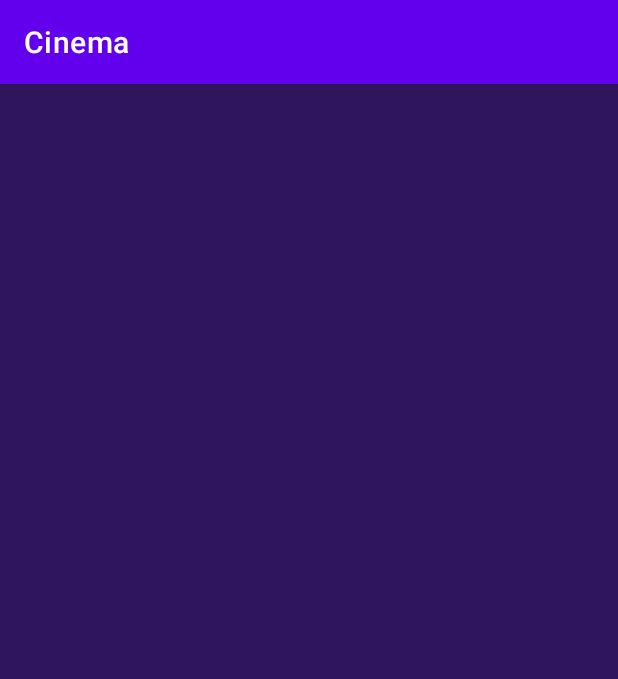
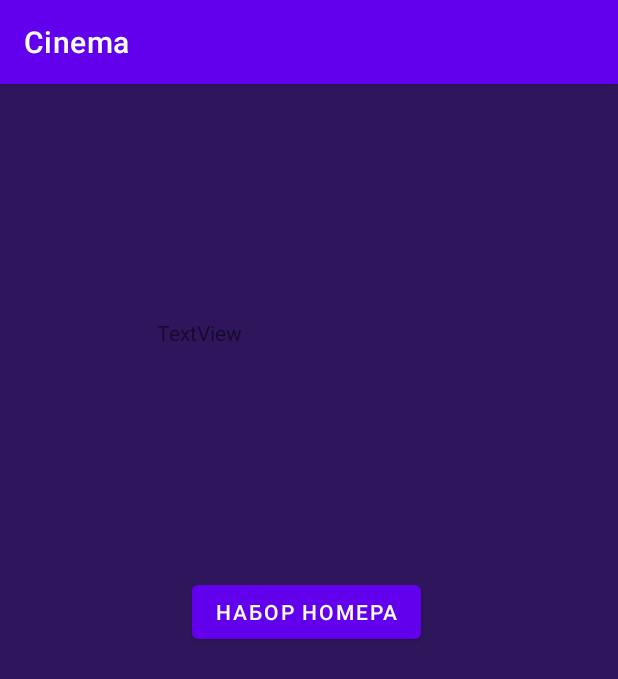
Before and after one commit to AlenaUl18/Fragment, an Android app: the BlankFragment3 screen opened through its navigation route, on a phone screen of 412 x 824 dp. Shown: the top 679 px of the screen. Run offline under Robolectric (Android 15) with nearby library versions, the phone set to English and light mode, and no system bars.

Commit message:
Передача данных

```diff
--- a/app/src/main/AndroidManifest.xml
+++ b/app/src/main/AndroidManifest.xml
@@ -20,6 +20,11 @@
             android:name=".MainActivity"
             android:exported="true">
             <intent-filter>
+                <action android:name="android.intent.action.SEND" />
+                <category android:name="android.intent.category.DEFAULT" />
+                <data android:mimeType="text/*" />
+            </intent-filter>
+            <intent-filter>
                 <action android:name="android.intent.action.MAIN" />
 
                 <category android:name="android.intent.category.LAUNCHER" />
--- a/app/src/main/java/com/example/my2/UI/BlankFragment3.java
+++ b/app/src/main/java/com/example/my2/UI/BlankFragment3.java
@@ -1,10 +1,16 @@
 package com.example.my2.UI;
 
+import android.content.ActivityNotFoundException;
+import android.content.Intent;
+import android.net.Uri;
 import android.os.Bundle;
 
+import androidx.annotation.Nullable;
 import androidx.fragment.app.Fragment;
 
 import android.view.View;
+import android.widget.Button;
+import android.widget.TextView;
 
 import com.example.my2.R;
 
@@ -12,8 +18,33 @@ public class BlankFragment3 extends Fragment {
     public BlankFragment3() {
         super(R.layout.fragment_blank3);
     }
+    @Override
+    public void onCreate(@Nullable Bundle savedInstanceState) {
+        super.onCreate(savedInstanceState);
+        Intent intent = requireActivity().getIntent();
+        String action = intent.getAction();
+        String type = intent.getType();
+
+        if (Intent.ACTION_SEND.equals(action) && type != null) {
+            if ("text/*".equals(type)) {
+                ((TextView)getView().findViewById(R.id.textView2)).setText(intent.getStringExtra(Intent.EXTRA_TEXT));
+            }
+        }
+    }
     public void onViewCreated(View view, Bundle savedInstanceState){
         super.onViewCreated(view, savedInstanceState);
+        Button but = view.findViewById(R.id.button4);
+        but.setOnClickListener(v -> {
+            String number = "89017016838";
+            Uri map = Uri.parse("tel:" + number);
+            Intent telIntent = new Intent(Intent.ACTION_VIEW, map);
+            telIntent.putExtra(Intent.EXTRA_TEXT, "number");
+            try {
+                startActivity(telIntent);
+            } catch (ActivityNotFoundException e) {
+                e.getStackTrace();
+            }
+        });
 
     }
 }
--- a/app/src/main/res/layout/fragment_blank3.xml
+++ b/app/src/main/res/layout/fragment_blank3.xml
@@ -5,4 +5,25 @@
     android:layout_width="match_parent"
     android:layout_height="match_parent"
     tools:context=".UI.BlankFragment3"
-    android:background="@color/purple"/>
+    android:background="@color/purple">
+
+    <Button
+        android:id="@+id/button4"
+        android:layout_width="wrap_content"
+        android:layout_height="wrap_content"
+        android:layout_marginStart="128dp"
+        android:layout_marginTop="328dp"
+        android:text="Набор номера"
+        app:layout_constraintStart_toStartOf="parent"
+        app:layout_constraintTop_toTopOf="parent" />
+
+    <TextView
+        android:id="@+id/textView2"
+        android:layout_width="203dp"
+        android:layout_height="57dp"
+        android:layout_marginTop="156dp"
+        android:layout_marginEnd="104dp"
+        android:text="TextView"
+        app:layout_constraintEnd_toEndOf="parent"
+        app:layout_constraintTop_toTopOf="parent" />
+</androidx.constraintlayout.widget.ConstraintLayout>
```
